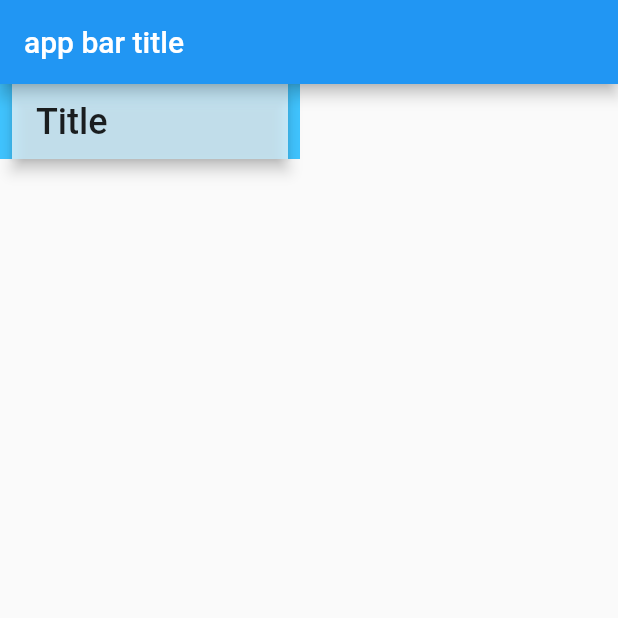
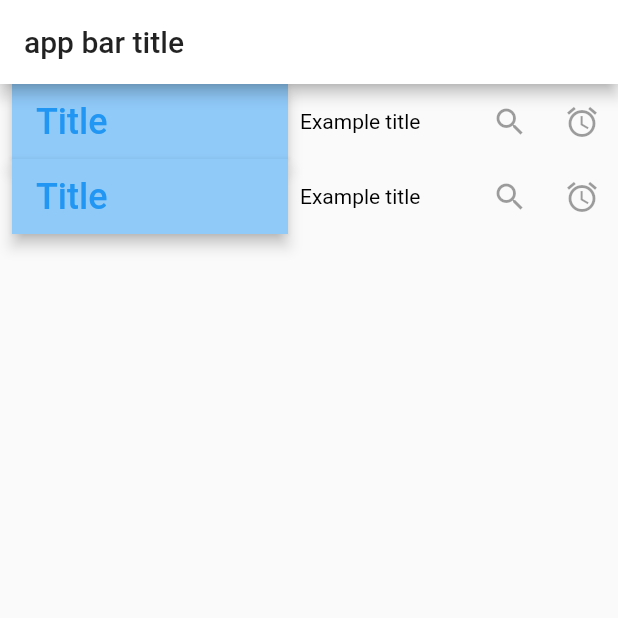
Before and after one commit to takotab/rugform, a Flutter app: the screen it shows after launch, on a phone screen of 412 x 824 dp, the top half of it. Run offline on Flutter 3.47's test engine with Material 2 defaults, Android fonts, the phone set to English and light mode, and no system bars; missing offline and left inert: dart:html.

Commit message:
made more changes

```diff
--- a/lib/main.dart
+++ b/lib/main.dart
@@ -1,6 +1,38 @@
+import 'dart:html';
+
 import 'package:flutter/material.dart';
 
 class MyScaffold extends StatelessWidget {
+  MyScaffold({this.title});
+  final Widget title;
+  Widget buildRow(BuildContext context) {
+    return Row(children: <Widget>[
+      Container(
+          height: 50,
+          padding: const EdgeInsets.symmetric(horizontal: 8.0),
+          width: 200,
+          child: AppBar(
+            title: Text(
+              'Title',
+              style: TextStyle(color: ThemeData().accentColor, fontSize: 24.0),
+            ),
+            backgroundColor: ThemeData().backgroundColor,
+          )),
+      Expanded(
+        child: title,
+      ),
+      IconButton(
+        icon: Icon(Icons.search),
+        onPressed: null,
+        tooltip: 'Search',
+      ),
+      IconButton(
+        icon: Icon(Icons.access_alarm),
+        onPressed: null,
+      )
+    ]);
+  }
+
   @override
   Widget build(BuildContext context) {
     return Scaffold(
@@ -8,24 +40,23 @@ class MyScaffold extends StatelessWidget {
             title: Text(
           'app bar title',
         )),
-        body: Container(
-            decoration: BoxDecoration(color: Colors.lightBlueAccent),
-            height: 50,
-            padding: const EdgeInsets.symmetric(horizontal: 8.0),
-            width: 200,
-            child: AppBar(
-              title: Text(
-                'Title',
-                style: TextStyle(color: Colors.black87, fontSize: 24.0),
-              ),
-              backgroundColor: Colors.white70,
-            )));
+        body: Column(children: <Widget>[buildRow(context), buildRow(context)]));
   }
 }
 
 void main() {
   runApp(MaterialApp(
-    title: 'My app',
-    home: MyScaffold(),
-  ));
+      title: 'My app',
+      theme: ThemeData(
+          primaryColor: Colors.white,
+          accentColor: Colors.blueAccent,
+          backgroundColor: Colors.amber),
+      home: MyScaffold(
+        title: Text(
+          'Example title',
+          style: TextStyle(
+            color: Colors.black,
+          ),
+        ),
+      )));
 }
```
